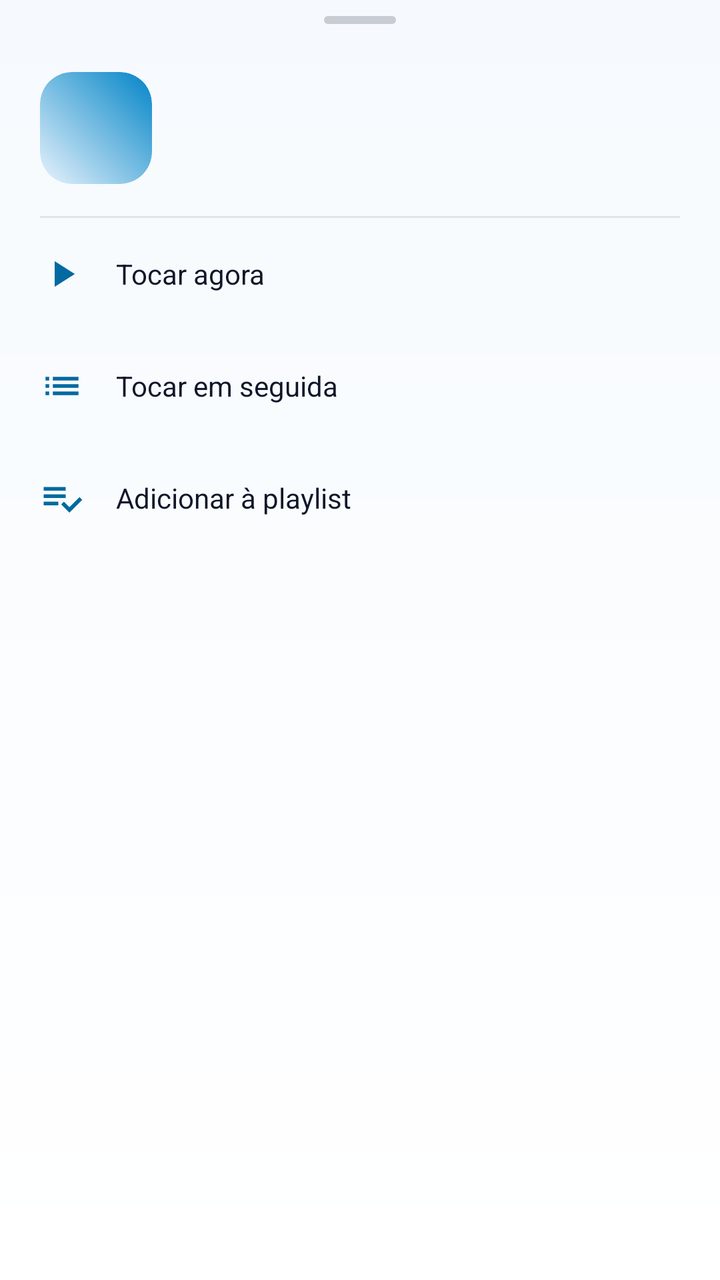
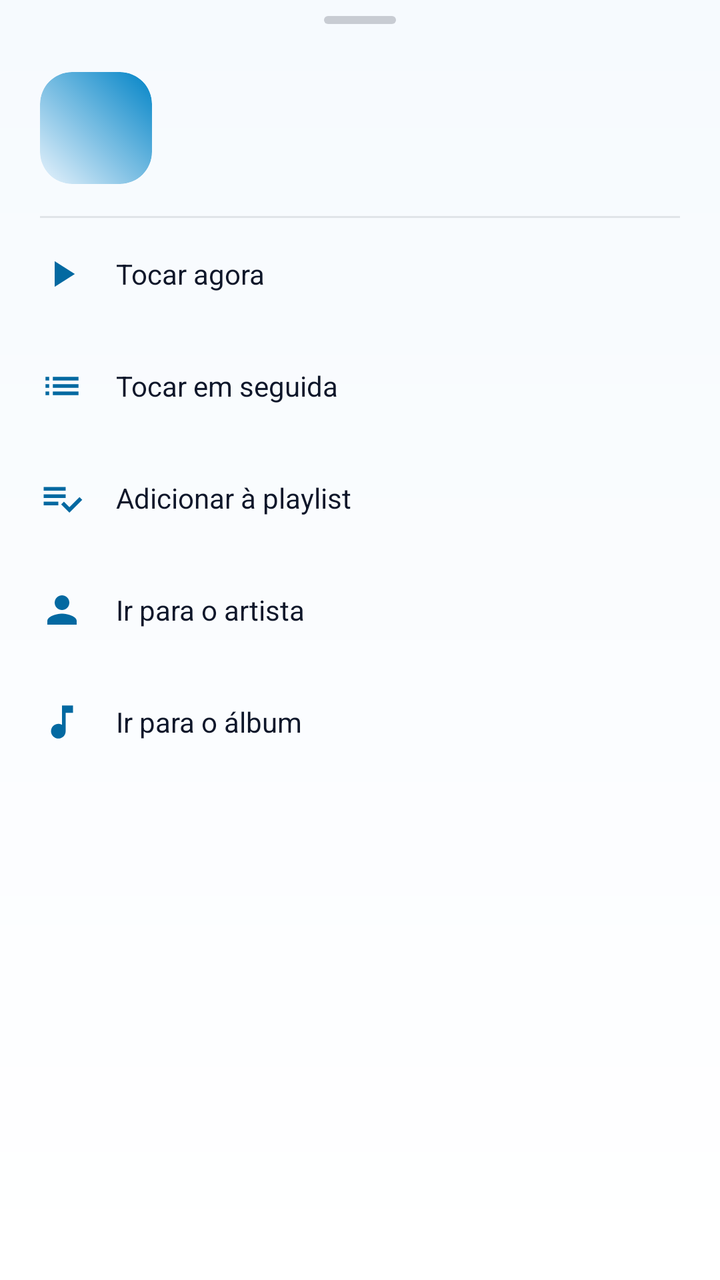

Before-and-after screenshots of an Android layout around one commit, followed by the original layout XML and the change that was made.
<!-- AndroidManifest.xml: application theme Theme.MystMusic -->
<!-- res/layout/sheet_track_menu.xml -->
<?xml version="1.0" encoding="utf-8"?>
<LinearLayout xmlns:android="http://schemas.android.com/apk/res/android"
    xmlns:app="http://schemas.android.com/apk/res-auto"
    android:layout_width="match_parent"
    android:layout_height="wrap_content"
    android:orientation="vertical"
    android:paddingStart="@dimen/screen_margin"
    android:paddingEnd="@dimen/screen_margin"
    android:paddingBottom="@dimen/space_l">

    <View
        android:layout_width="36dp"
        android:layout_height="4dp"
        android:layout_gravity="center_horizontal"
        android:layout_marginTop="@dimen/space_s"
        android:background="@drawable/bg_sheet_handle" />

    <LinearLayout
        android:layout_width="match_parent"
        android:layout_height="wrap_content"
        android:layout_marginTop="@dimen/space_l"
        android:gravity="center_vertical"
        android:orientation="horizontal">

        <com.google.android.material.imageview.ShapeableImageView
            android:id="@+id/menuCover"
            android:layout_width="56dp"
            android:layout_height="56dp"
            android:background="@drawable/bg_cover_placeholder"
            android:contentDescription="@null"
            android:scaleType="centerCrop"
            app:shapeAppearanceOverlay="@style/ShapeAppearance.MystMusic.Cover" />

        <LinearLayout
            android:layout_width="0dp"
            android:layout_height="wrap_content"
            android:layout_marginStart="@dimen/space_m"
            android:layout_weight="1"
            android:orientation="vertical">

            <TextView
                android:id="@+id/menuTitle"
                android:layout_width="match_parent"
                android:layout_height="wrap_content"
                android:ellipsize="end"
                android:fontFamily="sans-serif-medium"
                android:maxLines="1"
                android:textColor="?attr/mystOnSurface"
                android:textSize="@dimen/text_body" />

            <TextView
                android:id="@+id/menuArtist"
                android:layout_width="match_parent"
                android:layout_height="wrap_content"
                android:layout_marginTop="2dp"
                android:ellipsize="end"
                android:maxLines="1"
                android:textColor="?attr/mystOnSurfaceDim"
                android:textSize="@dimen/text_small" />
        </LinearLayout>
    </LinearLayout>

    <View
        android:layout_width="match_parent"
        android:layout_height="1dp"
        android:layout_marginTop="@dimen/space_m"
        android:background="?attr/mystStroke" />

    <LinearLayout
        android:id="@+id/menuPlayNow"
        android:layout_width="match_parent"
        android:layout_height="56dp"
        android:background="?attr/selectableItemBackground"
        android:clickable="true"
        android:focusable="true"
        android:gravity="center_vertical"
        android:orientation="horizontal">

        <ImageView
            android:layout_width="22dp"
            android:layout_height="22dp"
            android:contentDescription="@null"
            android:src="@drawable/ic_play"
            app:tint="?attr/mystAccentText" />

        <TextView
            android:layout_width="wrap_content"
            android:layout_height="wrap_content"
            android:layout_marginStart="@dimen/space_m"
            android:text="@string/track_menu_play"
            android:textColor="?attr/mystOnSurface"
            android:textSize="@dimen/text_body" />
    </LinearLayout>

    <LinearLayout
        android:id="@+id/menuPlayNext"
        android:layout_width="match_parent"
        android:layout_height="56dp"
        android:background="?attr/selectableItemBackground"
        android:clickable="true"
        android:focusable="true"
        android:gravity="center_vertical"
        android:orientation="horizontal">

        <ImageView
            android:layout_width="22dp"
            android:layout_height="22dp"
            android:contentDescription="@null"
            android:src="@drawable/ic_queue"
            app:tint="?attr/mystAccentText" />

        <TextView
            android:layout_width="wrap_content"
            android:layout_height="wrap_content"
            android:layout_marginStart="@dimen/space_m"
            android:text="@string/track_menu_play_next"
            android:textColor="?attr/mystOnSurface"
            android:textSize="@dimen/text_body" />
    </LinearLayout>

    <LinearLayout
        android:id="@+id/menuAddPlaylist"
        android:layout_width="match_parent"
        android:layout_height="56dp"
        android:background="?attr/selectableItemBackground"
        android:clickable="true"
        android:focusable="true"
        android:gravity="center_vertical"
        android:orientation="horizontal">

        <ImageView
            android:layout_width="22dp"
            android:layout_height="22dp"
            android:contentDescription="@null"
            android:src="@drawable/ic_add_to_playlist"
            app:tint="?attr/mystAccentText" />

        <TextView
            android:layout_width="wrap_content"
            android:layout_height="wrap_content"
            android:layout_marginStart="@dimen/space_m"
            android:text="@string/track_menu_add"
            android:textColor="?attr/mystOnSurface"
            android:textSize="@dimen/text_body" />
    </LinearLayout>
</LinearLayout>
<!-- resources referenced by this layout -->
<resources>
  <dimen name="screen_margin">20dp</dimen>
  <dimen name="space_l">24dp</dimen>
  <dimen name="space_m">16dp</dimen>
  <dimen name="space_s">8dp</dimen>
  <dimen name="text_body">14sp</dimen>
  <dimen name="text_small">12sp</dimen>
  <!-- drawable bg_sheet_handle (drawable) -->
  <?xml version="1.0" encoding="utf-8"?>
  <shape xmlns:android="http://schemas.android.com/apk/res/android" android:shape="rectangle">
      <solid android:color="?attr/mystStrokeStrong" />
      <corners android:radius="2dp" />
  </shape>
  <string name="track_menu_add">Adicionar à playlist</string>
  <string name="track_menu_play">Tocar agora</string>
  <string name="track_menu_play_next">Tocar em seguida</string>
  <style name="ShapeAppearance.MystMusic.Cover" parent="">
          <item name="cornerFamily">rounded</item>
          <item name="cornerSize">@dimen/corner_medium</item>
      </style>
  <dimen name="corner_medium">16dp</dimen>
  <color name="light_accent">#0EA5E9</color>
  <color name="on_accent">#04202E</color>
  <color name="sky_400">#38BDF8</color>
  <color name="light_accent_text">#0369A1</color>
  <color name="light_surface">#FFFFFF</color>
  <color name="light_text">#0F172A</color>
  <color name="light_surface_alt">#E8F3FC</color>
  <color name="light_text_dim">#475569</color>
  <color name="light_stroke_strong">#330F172A</color>
  <color name="light_error">#DC2626</color>
  <color name="white">#FFFFFF</color>
  <color name="accent_alpha_24">#3D38BDF8</color>
  <color name="light_bg">#F6FAFE</color>
  <color name="light_navbar">#EBFFFFFF</color>
  <color name="light_stroke">#1A0F172A</color>
  <color name="light_accent_dark">#0284C7</color>
  <color name="on_image">#FFFFFF</color>
  <color name="image_scrim">#80000000</color>
  <color name="light_player_scrim">#CCF6FAFE</color>
  <color name="light_success">#15803D</color>
  <color name="accent_alpha_16">#2938BDF8</color>
  <!-- drawable bg_app (drawable) -->
  <?xml version="1.0" encoding="utf-8"?>
  <shape xmlns:android="http://schemas.android.com/apk/res/android" android:shape="rectangle">
      <gradient android:angle="270" android:startColor="?attr/mystBackground" android:endColor="?attr/mystSurface" />
  </shape>
  <style name="ThemeOverlay.MystMusic.BottomSheet" parent="ThemeOverlay.Material3.BottomSheetDialog">
          <item name="bottomSheetStyle">@style/Widget.MystMusic.BottomSheet</item>
          <item name="android:windowBackground">@color/transparent</item>
      </style>
  <color name="transparent">#00000000</color>
  <style name="Animation.MystMusic.Dialog" parent="@android:style/Animation.Dialog">
          <item name="android:windowEnterAnimation">@anim/dialog_in</item>
          <item name="android:windowExitAnimation">@anim/screen_fade_out</item>
      </style>
  <style name="Widget.MystMusic.BottomSheet" parent="Widget.Material3.BottomSheet.Modal">
          <item name="backgroundTint">?attr/mystSurfaceAlt</item>
          <item name="shapeAppearanceOverlay">@style/ShapeAppearance.MystMusic.BottomSheet</item>
      </style>
  <!-- unchanged entries left out for length: 9 -->
</resources>

<!-- the commit's change to res/layout/sheet_track_menu.xml (unified diff, before → after) -->
@@ -143,4 +143,56 @@
             android:textColor="?attr/mystOnSurface"
             android:textSize="@dimen/text_body" />
     </LinearLayout>
+
+    <LinearLayout
+        android:id="@+id/menuGoArtist"
+        android:layout_width="match_parent"
+        android:layout_height="56dp"
+        android:background="?attr/selectableItemBackground"
+        android:clickable="true"
+        android:focusable="true"
+        android:gravity="center_vertical"
+        android:orientation="horizontal">
+
+        <ImageView
+            android:layout_width="22dp"
+            android:layout_height="22dp"
+            android:contentDescription="@null"
+            android:src="@drawable/ic_person"
+            app:tint="?attr/mystAccentText" />
+
+        <TextView
+            android:layout_width="wrap_content"
+            android:layout_height="wrap_content"
+            android:layout_marginStart="@dimen/space_m"
+            android:text="@string/track_menu_go_artist"
+            android:textColor="?attr/mystOnSurface"
+            android:textSize="@dimen/text_body" />
+    </LinearLayout>
+
+    <LinearLayout
+        android:id="@+id/menuGoAlbum"
+        android:layout_width="match_parent"
+        android:layout_height="56dp"
+        android:background="?attr/selectableItemBackground"
+        android:clickable="true"
+        android:focusable="true"
+        android:gravity="center_vertical"
+        android:orientation="horizontal">
+
+        <ImageView
+            android:layout_width="22dp"
+            android:layout_height="22dp"
+            android:contentDescription="@null"
+            android:src="@drawable/ic_music"
+            app:tint="?attr/mystAccentText" />
+
+        <TextView
+            android:layout_width="wrap_content"
+            android:layout_height="wrap_content"
+            android:layout_marginStart="@dimen/space_m"
+            android:text="@string/track_menu_go_album"
+            android:textColor="?attr/mystOnSurface"
+            android:textSize="@dimen/text_body" />
+    </LinearLayout>
 </LinearLayout>
<!-- resource entries referenced after the edit -->
@@ -12,7 +12,23 @@
       <solid android:color="?attr/mystStrokeStrong" />
       <corners android:radius="2dp" />
   </shape>
+  <!-- drawable ic_music (drawable) -->
+  <?xml version="1.0" encoding="utf-8"?>
+  <vector xmlns:android="http://schemas.android.com/apk/res/android"
+      android:width="24dp" android:height="24dp"
+      android:viewportWidth="24" android:viewportHeight="24">
+      <path android:fillColor="#FFFFFFFF" android:pathData="M12 3v10.55A4 4 0 1 0 14 17V7h4V3h-6z" />
+  </vector>
+  <!-- drawable ic_person (drawable) -->
+  <?xml version="1.0" encoding="utf-8"?>
+  <vector xmlns:android="http://schemas.android.com/apk/res/android"
+      android:width="24dp" android:height="24dp"
+      android:viewportWidth="24" android:viewportHeight="24">
+      <path android:fillColor="#FFFFFFFF" android:pathData="M12 12c2.21 0 4-1.79 4-4s-1.79-4-4-4-4 1.79-4 4 1.79 4 4 4zm0 2c-2.67 0-8 1.34-8 4v2h16v-2c0-2.66-5.33-4-8-4z" />
+  </vector>
   <string name="track_menu_add">Adicionar à playlist</string>
+  <string name="track_menu_go_album">Ir para o álbum</string>
+  <string name="track_menu_go_artist">Ir para o artista</string>
   <string name="track_menu_play">Tocar agora</string>
   <string name="track_menu_play_next">Tocar em seguida</string>
   <style name="ShapeAppearance.MystMusic.Cover" parent="">
